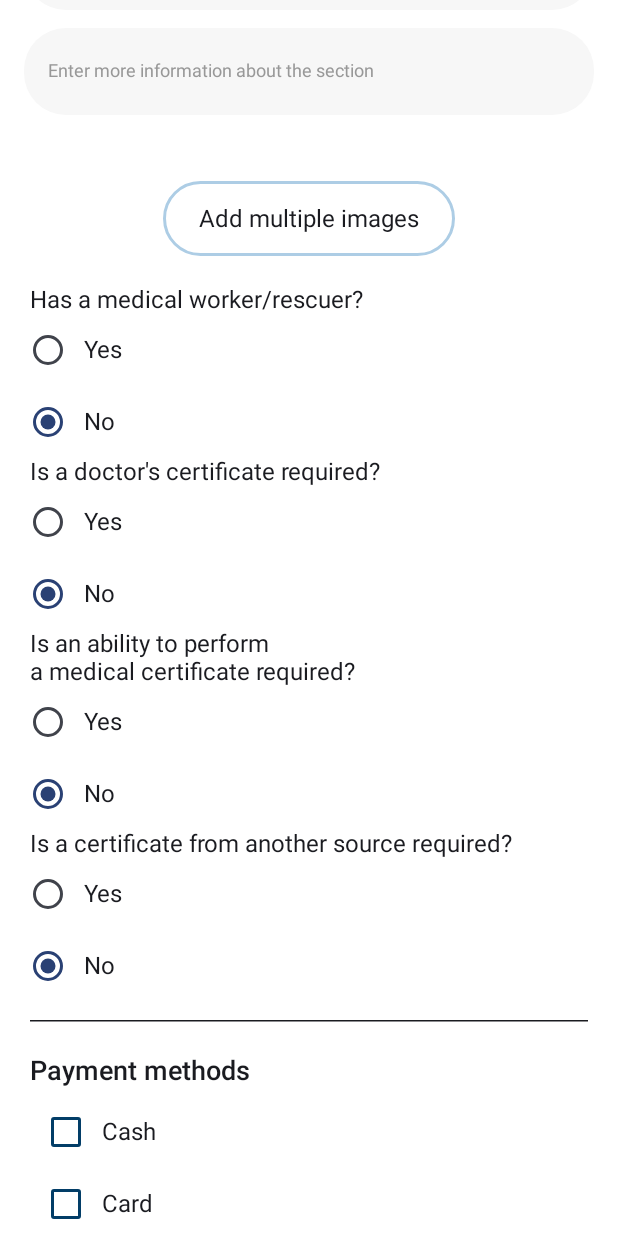
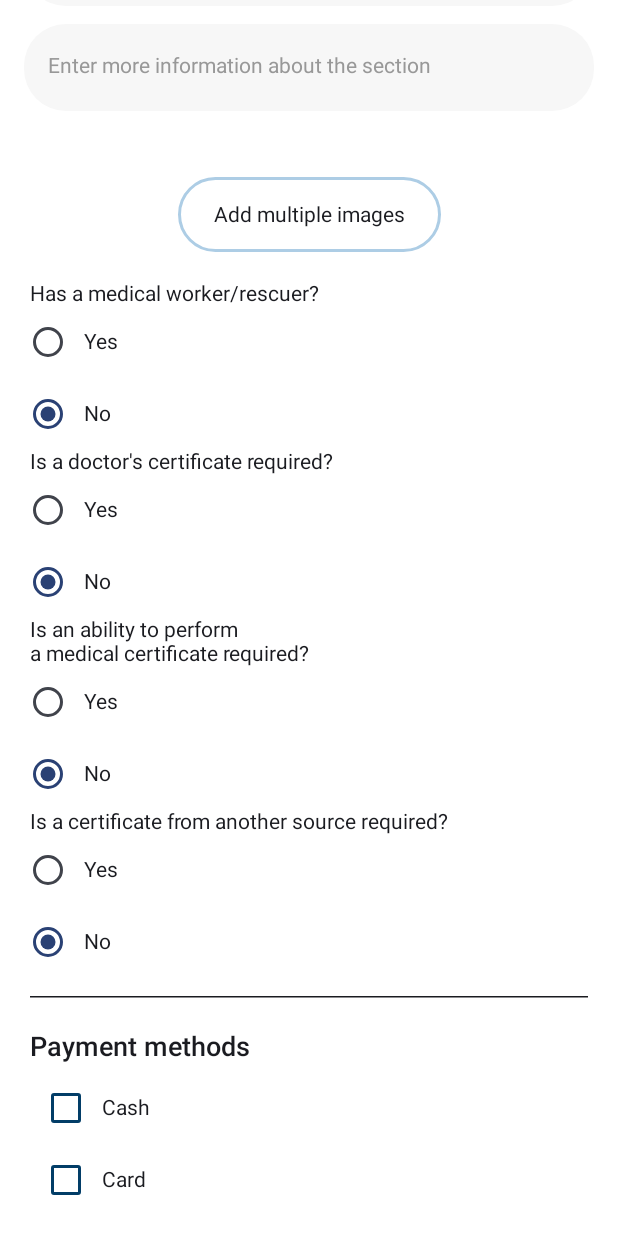
Before and after one commit to RomanAisly/SportScan, an Android app built with Jetpack Compose: the ProfileScreen screen opened through its navigation route, scrolled down 576 dp, on a phone screen of 412 x 824 dp. Run offline under Robolectric (Android 15) with nearby library versions, the phone set to English and light mode, and no system bars; our stand-ins replace Room's generated code.

Commit message:
little improves

```diff
--- a/app/src/main/java/com/sportscan/domain/navigation/NavGraph.kt
+++ b/app/src/main/java/com/sportscan/domain/navigation/NavGraph.kt
@@ -25,7 +25,7 @@ fun NavGraph(modifier: Modifier = Modifier, navHostController: NavHostController
                 .padding(innerPadding)
                 .background(screenBackground()),
             navController = navHostController,
-            startDestination = NavScreens.LoginScreen,
+            startDestination = NavScreens.ProfileScreen,
             enterTransition = {
                 slideInHorizontally(
                     initialOffsetX = { 900 },
--- a/app/src/main/java/com/sportscan/ui/components/CustomTexts.kt
+++ b/app/src/main/java/com/sportscan/ui/components/CustomTexts.kt
@@ -15,7 +15,7 @@ import androidx.compose.ui.unit.sp
 fun SimpleText(
     modifier: Modifier = Modifier,
     text: String,
-    textSize: TextUnit = 16.sp,
+    textSize: TextUnit = 14.sp,
     textWeight: FontWeight = FontWeight.Normal,
     textAlign: TextAlign = TextAlign.Start,
     textColor: Color = MaterialTheme.colorScheme.onSurface
--- a/app/src/main/java/com/sportscan/ui/components/ProfileElements.kt
+++ b/app/src/main/java/com/sportscan/ui/components/ProfileElements.kt
@@ -206,7 +206,6 @@ fun InputProfileField(
         placeholder = {
             SimpleText(
                 text = placeholder,
-                textSize = 12.sp,
                 textColor = Color(0.5f, 0.5f, 0.5f, 0.8f)
             )
         },
@@ -234,6 +233,7 @@ fun ExposedField(
     options: List<String>,
     selectedOption: String,
     onSelectionChange: (String) -> Unit,
+    placeholder: String
 ) {
     var isExpanded by remember { mutableStateOf(false) }
 
@@ -255,6 +255,12 @@ fun ExposedField(
                 fontSize = 15.sp,
                 textAlign = TextAlign.Start
             ),
+            placeholder = {
+                SimpleText(
+                    text = placeholder,
+                    textColor = Color(0.5f, 0.5f, 0.5f, 0.8f)
+                )
+            },
             shape = MaterialTheme.shapes.extraLarge,
             colors = TextFieldDefaults.colors(
                 focusedTextColor = focusedFieldContent(),
@@ -316,7 +322,12 @@ fun CostOfLesson(
             }
         ),
         textStyle = TextStyle(fontSize = 16.sp),
-        placeholder = { Text(text = placeholder, fontSize = 12.sp) },
+        placeholder = {
+            SimpleText(
+                text = placeholder,
+                textColor = Color(0.5f, 0.5f, 0.5f, 0.8f)
+            )
+        },
         leadingIcon = {
             Icon(
                 painter = painterResource(id = R.drawable.ic_ruble),
@@ -326,7 +337,7 @@ fun CostOfLesson(
         },
         suffix = {
             SimpleText(
-                text = costPeriod,
+                text = costPeriod
             )
         },
         trailingIcon = {
--- a/app/src/main/java/com/sportscan/ui/screens/ProfileScreen.kt
+++ b/app/src/main/java/com/sportscan/ui/screens/ProfileScreen.kt
@@ -106,7 +106,7 @@ fun ProfileScreen(
             selectedOption = state.ageOfClient,
             onSelectionChange = {
                 profileViewModel.updateAgeOfClient(it)
-            }
+            }, placeholder = stringResource(R.string.placeholder_age_of_client)
         )
         CostOfLesson(
             modifier = modifier,
@@ -125,7 +125,8 @@ fun ProfileScreen(
             selectedOption = state.workGraphic,
             onSelectionChange = {
                 profileViewModel.updateWorkGraphic(it)
-            }
+            },
+            placeholder = stringResource(R.string.placeholder_workgraphic)
         )
         InputProfileField(
             modifier = modifier,
@@ -256,7 +257,7 @@ fun ProfileScreen(
                 leadingIcon = {
                     Image(
                         imageVector = ImageVector.vectorResource(R.drawable.ic_vk),
-                        contentDescription = stringResource(R.string.label_vk)
+                        contentDescription = stringResource(R.string.cont_desc_vk)
                     )
                 }
             )
@@ -268,7 +269,7 @@ fun ProfileScreen(
                 leadingIcon = {
                     Image(
                         imageVector = ImageVector.vectorResource(R.drawable.ic_telegram),
-                        contentDescription = stringResource(R.string.label_telegram)
+                        contentDescription = stringResource(R.string.cont_desc_telegram)
                     )
                 }
             )
@@ -280,7 +281,7 @@ fun ProfileScreen(
                 leadingIcon = {
                     Image(
                         imageVector = ImageVector.vectorResource(R.drawable.ic_ok),
-                        contentDescription = stringResource(R.string.label_ok)
+                        contentDescription = stringResource(R.string.cont_desc_ok)
                     )
                 }
             )
@@ -292,7 +293,7 @@ fun ProfileScreen(
                 leadingIcon = {
                     Image(
                         imageVector = ImageVector.vectorResource(R.drawable.ic_youtube),
-                        contentDescription = stringResource(R.string.label_youtube)
+                        contentDescription = stringResource(R.string.cont_desc_youtube)
                     )
                 }
             )
@@ -304,7 +305,7 @@ fun ProfileScreen(
                 leadingIcon = {
                     Image(
                         imageVector = ImageVector.vectorResource(R.drawable.ic_rutube),
-                        contentDescription = stringResource(R.string.label_rutube)
+                        contentDescription = stringResource(R.string.cont_desc_rutube)
                     )
                 }
             )
@@ -316,7 +317,7 @@ fun ProfileScreen(
                 leadingIcon = {
                     Image(
                         imageVector = ImageVector.vectorResource(R.drawable.ic_dzen),
-                        contentDescription = stringResource(R.string.label_dzen)
+                        contentDescription = stringResource(R.string.cont_desc_dzen)
                     )
                 }
             )
--- a/app/src/main/java/com/sportscan/ui/viewmodels/ProfileViewModel.kt
+++ b/app/src/main/java/com/sportscan/ui/viewmodels/ProfileViewModel.kt
@@ -15,10 +15,10 @@ data class ProfileState(
     val sectionName: String = "",
     val selectedSport: String = "",
     val address: String = "",
-    val ageOfClient: String = "Возраст клиента",
+    val ageOfClient: String = "",
     val costOfLesson: String = "",
     val costPeriod: String = "в/",
-    val workGraphic: String = "Рабочий график",
+    val workGraphic: String = "",
     val about: String = "",
     val isSelectedDoc: Boolean = false,
     val isSelectedDorCertReq: Boolean = false,
@@ -156,9 +156,7 @@ class ProfileViewModel : ViewModel() {
     fun updateAllFields(
         resetValue: String = "",
         uriList: List<Uri> = emptyList(),
-        ageOfClient: String = "Возраст клиента",
         costPeriod: String = "в/",
-        workGraphic: String = "Рабочий график",
         isSelected: Boolean = false,
         checked: ToggleableState = ToggleableState.Off
     ) {
@@ -167,10 +165,10 @@ class ProfileViewModel : ViewModel() {
             uriList = uriList,
             selectedSport = resetValue,
             address = resetValue,
-            ageOfClient = ageOfClient,
+            ageOfClient = resetValue,
             costOfLesson = resetValue,
             costPeriod = costPeriod,
-            workGraphic = workGraphic,
+            workGraphic = resetValue,
             about = resetValue,
             isSelectedDoc = isSelected,
             isSelectedDorCertReq = isSelected,
--- a/app/src/main/res/values/strings.xml
+++ b/app/src/main/res/values/strings.xml
@@ -13,16 +13,13 @@
     <string name="button_pick_images">Add multiple images</string>
     <string name="header_text_profile">Fill in all the fields below to register the section</string>
     <string name="placeholder_section_name">Enter the section\'s name</string>
-    <string name="label_section_name">Section\'s name</string>
+    <string name="placeholder_age_of_client">Age of client</string>
+    <string name="placeholder_workgraphic">Work graphic</string>
     <string name="placeholder_address">Enter the address</string>
-    <string name="label_address">Address</string>
     <string name="placeholder_cost_of_lesson">Enter the cost of lesson</string>
-    <string name="label_cost_of_lesson">Cost of lesson</string>
     <string name="monday_friday">Monday - Friday</string>
     <string name="monday_sunday">Monday - Sunday</string>
     <string name="placeholder_about">Enter more information about the section</string>
-    <string name="label_about">About</string>
-    <string name="age_of_client">Age of client</string>
     <string name="med_worker">Has a medical worker/rescuer?</string>
     <string name="doc_cart_req">Is a doctor\'s certificate required?</string>
     <string name="reg_doc_cart">Is an ability to perform\na medical certificate required?</string>
@@ -33,23 +30,20 @@
     <string name="online_payment">Online payment</string>
     <string name="qr_code">QR Code</string>
     <string name="contact_information">Contact information</string>
-    <string name="label_email">Email</string>
     <string name="placeholder_cont_phone_number">Enter your phone number</string>
-    <string name="label_phone_number">Phone number</string>
     <string name="placeholder_site_address">Enter the site address</string>
-    <string name="label_site_address">Site address</string>
     <string name="placeholder_vk">Enter the address of your VK profile/group/community</string>
-    <string name="label_vk">VK</string>
+    <string name="cont_desc_vk">VK</string>
     <string name="placeholder_telegram">Enter the address of your Telegram profile</string>
-    <string name="label_telegram">Telegram</string>
+    <string name="cont_desc_telegram">Telegram</string>
     <string name="placeholder_ok">Enter the address of your OK profile</string>
-    <string name="label_ok">OK</string>
+    <string name="cont_desc_ok">OK</string>
     <string name="placeholder_youtube">Enter the address of your Youtube profile</string>
-    <string name="label_youtube">Youtube</string>
+    <string name="cont_desc_youtube">Youtube</string>
     <string name="placeholder_rutube">Enter the address of your RuTube profile</string>
-    <string name="label_rutube">RuTube</string>
+    <string name="cont_desc_rutube">RuTube</string>
     <string name="placeholder_dzen">Enter the address of your Dzen profile</string>
-    <string name="label_dzen">Dzen</string>
+    <string name="cont_desc_dzen">Dzen</string>
     <string name="button_reset">Reset</string>
     <string name="button_save">Save</string>
     <string name="hour">Hour</string>
@@ -70,7 +64,6 @@
     <string name="cont_desc_expanded">expanded</string>
     <string name="profile_logo_small_text"><![CDATA[sports & dance]]></string>
     <string name="contact_with_us">Contact with us</string>
-    <string name="label_type_of_sport">Type of sport</string>
     <string name="placeholder_type_of_sport">Enter type of sport</string>
     <string name="social_media_links">Social media links</string>
     <string name="sub_text_login_invalid">invalid login</string>
```
Also changed, not shown: 1 other file.
